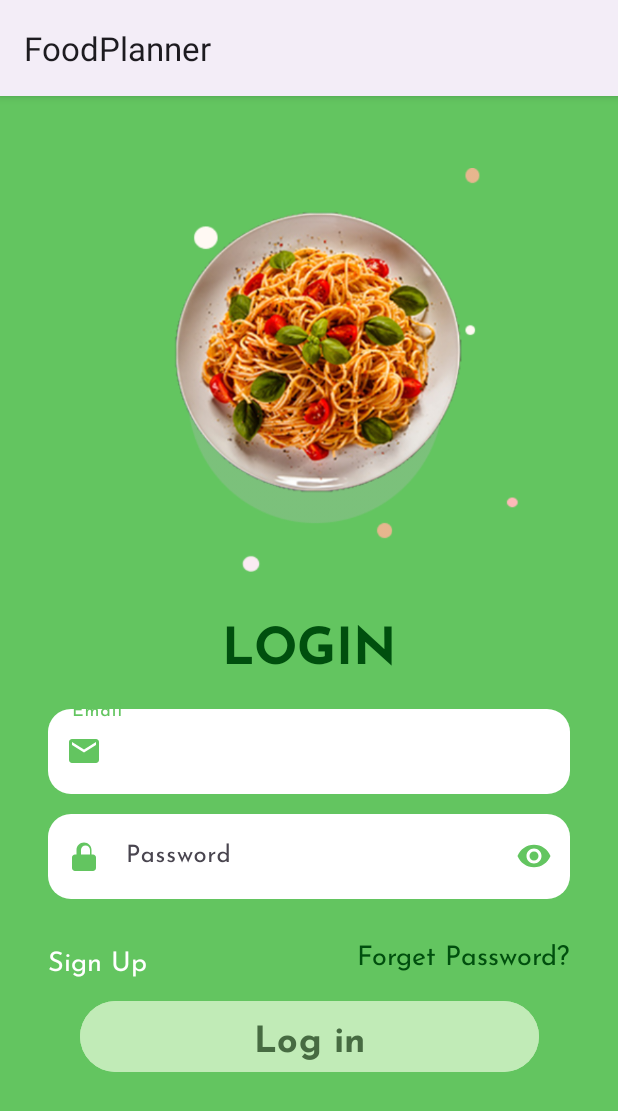
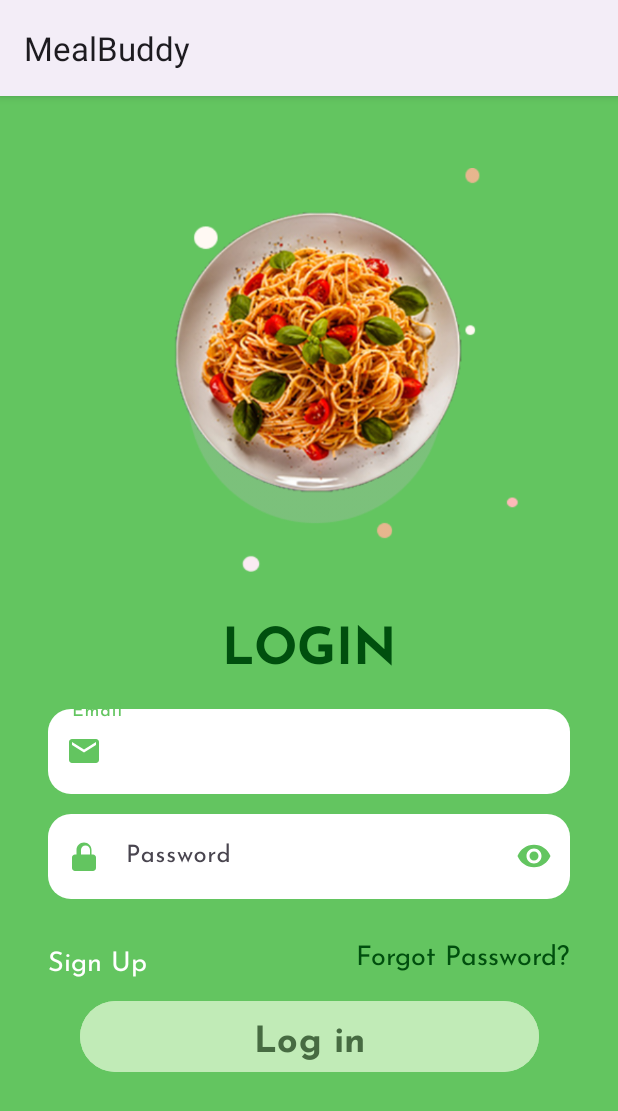
Before and after one commit to MasameEh/FoodPlanner_App, an Android app: the fragment LoginFragment shown on its own in the app's theme, on a phone screen of 412 x 824 dp. Shown: the top 1111 px of the screen. Run offline under Robolectric (Android 15) with nearby library versions, the phone set to English and light mode, and no system bars; our stand-ins replace Firebase (no records; nobody signed in at launch, a user with empty details on screens opened directly), RxJava; Roboto replaces fonts that are not available here; 1 statement that could not run was skipped.

Commit message:
extract all the strings

```diff
--- a/app/src/main/res/layout/fragment_home.xml
+++ b/app/src/main/res/layout/fragment_home.xml
@@ -102,7 +102,7 @@
         android:layout_marginStart="24dp"
         android:layout_marginTop="32dp"
         android:fontFamily="@font/josefin_sans_bold"
-        android:text="You May Also Like: "
+        android:text="@string/you_may_also_like"
         android:textColor="@color/onPrimary"
         android:textSize="24sp"
         app:layout_constraintStart_toStartOf="parent"
--- a/app/src/main/res/layout/fragment_login.xml
+++ b/app/src/main/res/layout/fragment_login.xml
@@ -121,7 +121,7 @@
             android:layout_marginTop="16dp"
             android:layout_marginEnd="32dp"
             android:fontFamily="@font/josefin_sans"
-            android:text="Forget Password?"
+            android:text="@string/forgot_password"
             android:textColor="@color/onPrimary"
             android:textSize="18sp"
             app:layout_constraintBottom_toTopOf="@+id/btn_login"
--- a/app/src/main/res/layout/fragment_meal_details.xml
+++ b/app/src/main/res/layout/fragment_meal_details.xml
@@ -176,7 +176,7 @@
                 android:layout_height="wrap_content"
                 android:layout_marginLeft="8dp"
                 android:layout_marginRight="8dp"
-                android:text="TextView" />
+                android:text="" />
         </androidx.cardview.widget.CardView>
 
         <TextView
@@ -187,7 +187,7 @@
             android:layout_marginTop="16dp"
             android:layout_marginBottom="16dp"
             android:fontFamily="@font/josefin_sans_bold"
-            android:text="Youtube"
+            android:text="@string/youtube"
             android:textColor="@color/onPrimary"
             android:textSize="20sp"
             app:layout_constraintBottom_toTopOf="@+id/web_view"
--- a/app/src/main/res/layout/fragment_options_search.xml
+++ b/app/src/main/res/layout/fragment_options_search.xml
@@ -123,7 +123,7 @@
         android:layout_height="76dp"
         android:layout_marginTop="8dp"
         android:fontFamily="@font/josefin_sans_bold"
-        android:text="Search for your next meal by country, category, or ingredient!"
+        android:text="@string/search_for_your_next_meal_by_country_category_or_ingredient"
         android:textColor="@color/onPrimary"
         android:textSize="20sp"
         app:layout_constraintEnd_toEndOf="parent"
--- a/app/src/main/res/layout/fragment_profile.xml
+++ b/app/src/main/res/layout/fragment_profile.xml
@@ -54,7 +54,7 @@
         android:fontFamily="@font/josefin_sans_bold"
         android:gravity="center"
         android:maxLines="2"
-        android:text="Mohamed Sameh"
+        android:text=""
         android:textColor="@color/white"
         android:textSize="28sp"
         app:layout_constraintBottom_toTopOf="@+id/imageView4"
--- a/app/src/main/res/layout/fragment_welcome.xml
+++ b/app/src/main/res/layout/fragment_welcome.xml
@@ -20,8 +20,7 @@
             android:id="@+id/divider2"
             android:layout_width="0dp"
             android:layout_height="3dp"
-            android:layout_marginLeft="12dp"
-
+            android:layout_marginStart="12dp"
             android:layout_marginTop="16dp"
             android:layout_marginRight="8dp"
             android:background="@android:color/background_light"
@@ -47,7 +46,6 @@
             android:layout_width="0dp"
             android:layout_height="3dp"
             android:layout_marginLeft="8dp"
-
             android:layout_marginTop="16dp"
             android:layout_marginRight="12dp"
             android:background="@android:color/background_light"
@@ -152,7 +150,7 @@
             android:layout_height="wrap_content"
             android:layout_marginTop="8dp"
             android:fontFamily="@font/josefin_sans_bold"
-            android:text="OR"
+            android:text="@string/or"
             android:textColor="@color/white"
             android:textSize="20sp"
             app:layout_constraintBottom_toTopOf="@+id/btn_google"
--- a/app/src/main/res/values/strings.xml
+++ b/app/src/main/res/values/strings.xml
@@ -1,5 +1,5 @@
 <resources>
-    <string name="app_name">FoodPlanner</string>
+    <string name="app_name">MealBuddy</string>
     <string name="logo">MealBuddy</string>
     <string name="log_in">Log in</string>
     <string name="log_in_underline"><u>Login</u></string>
@@ -29,4 +29,9 @@
     <string name="continue_as_a_guest">Continue as a Guest</string>
     <string name="no_favorite_meals_added_yet">No Favorite Meals added yet!</string>
     <string name="no_plans">No Plans!</string>
+    <string name="you_may_also_like">You May Also Like:</string>
+    <string name="forgot_password">Forgot Password?</string>
+    <string name="youtube">Youtube</string>
+    <string name="search_for_your_next_meal_by_country_category_or_ingredient">Search for your next meal by country, category, or ingredient!</string>
+    <string name="or">OR</string>
 </resources>
```
